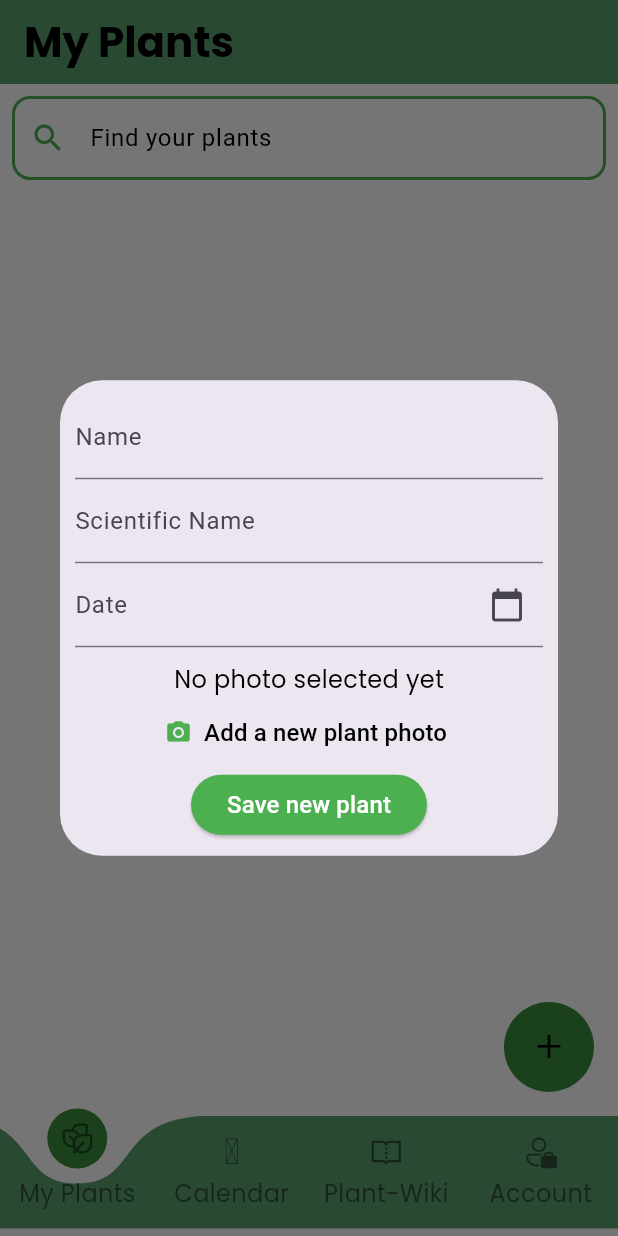
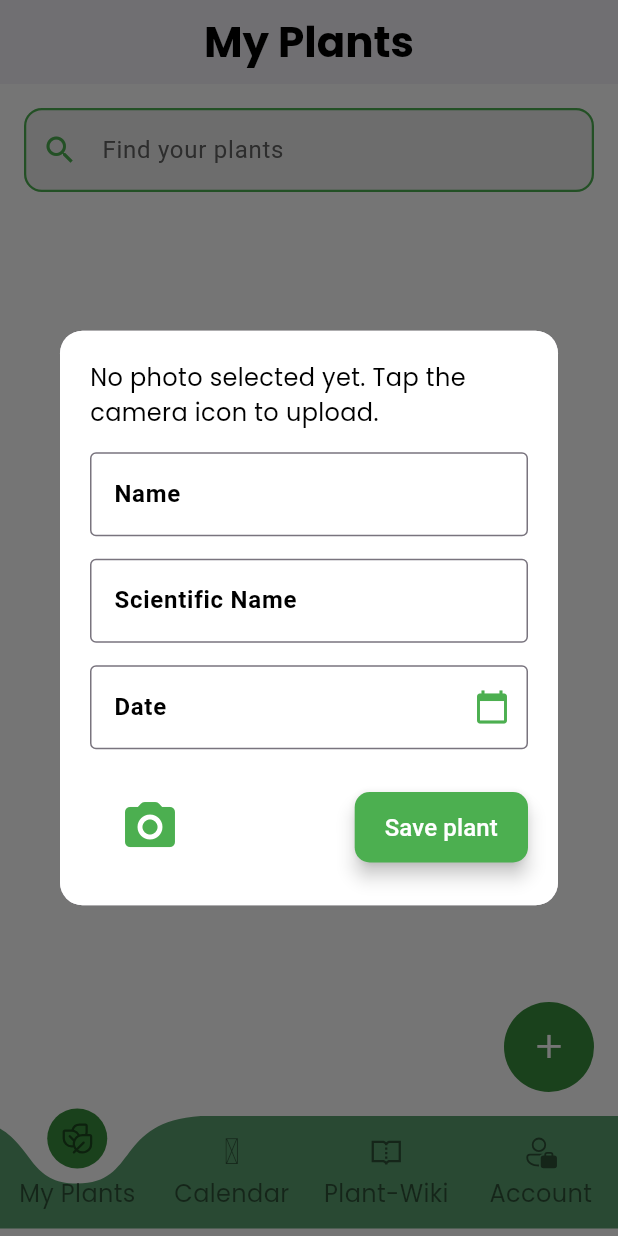
Before and after one commit to GeroStoewe/plant_friends, a Flutter app: the screen it shows after launch, after a tap on an icon or button, on a phone screen of 412 x 824 dp. Run offline on Flutter 3.47's test engine with Material 3 defaults, Android fonts, the phone set to English and light mode, and no system bars; drawn by our look-alikes of curved_labeled_navigation_bar; our stand-ins replace auto_size_text, cloud_firestore, firebase_core, firebase_database, firebase_messaging, firebase_storage and 4 more; accounts and stored records are empty.

Commit message:
- copied aylin's my-plant-page changes onto this branch

```diff
--- a/lib/plants/my_plants_page.dart
+++ b/lib/plants/my_plants_page.dart
@@ -7,6 +7,7 @@ import 'package:flutter/material.dart';
 import 'package:image_picker/image_picker.dart';
 
 import 'package:intl/intl.dart';
+// import 'package:permission_handler/permission_handler.dart'; //optional
 import 'my_plants_details_page.dart';
 import 'package:fluentui_system_icons/fluentui_system_icons.dart';
 
@@ -100,7 +101,7 @@ class _MyPlantsPageState extends State<MyPlantsPage> {
               mainAxisSize: MainAxisSize.min,
               children: [
                 const Text(
-                  "Choose Image Source",
+                  "Choose image source",
                   style: TextStyle(
                     fontSize: 18,
                     fontWeight: FontWeight.w600,
@@ -172,41 +173,40 @@ class _MyPlantsPageState extends State<MyPlantsPage> {
     );
   }
 
-
   Future<String?> _uploadImageToFirebase(File imageFile) async {
     try {
-      print("Upload startet...");
+      print("Upload started...");
 
-      // Erstelle einen einzigartigen Dateinamen für das Bild
+      // Create a unique filename for the image
       String fileName = DateTime.now().millisecondsSinceEpoch.toString();
       Reference ref = FirebaseStorage.instance.ref().child('plants/$fileName');
 
-      // Metadaten setzen (optional, aber empfohlen)
+      // Set metadata (optional, but recommended)
       final SettableMetadata metadata = SettableMetadata(
-        contentType: 'image/jpeg', // Stelle sicher, dass du den richtigen Content-Typ angibst
+        contentType: 'image/jpeg', // Make sure to specify the correct content type
       );
 
-      // Datei zu Firebase Storage hochladen mit Metadaten
+      // Upload the file to Firebase Storage with metadata
       UploadTask uploadTask = ref.putFile(imageFile, metadata);
 
-      // Uploadfortschritt überwachen (optional)
+      // Monitor upload progress (optional)
       uploadTask.snapshotEvents.listen((TaskSnapshot snapshot) {
         double progress = (snapshot.bytesTransferred / snapshot.totalBytes) * 100;
-        print("Uploadfortschritt: $progress%");
+        print("Upload progress: $progress%");
       });
 
-      // Warten, bis der Upload abgeschlossen ist
+      // Wait until the upload is complete
       await uploadTask;
 
-      // Download-URL abrufen und zurückgeben
+      // Retrieve and return the download URL
       String downloadUrl = await ref.getDownloadURL();
 
-      print("Upload abgeschlossen! Download-URL: $downloadUrl");
+      print("Upload completed! Download URL: $downloadUrl");
       return downloadUrl;
 
     } catch (e) {
-      print("Fehler beim Hochladen des Bildes: $e");
-      return null; // Gib null zurück, falls ein Fehler auftritt
+      print("Error uploading image: $e");
+      return null; // Return null if an error occurs
     }
   }
 
@@ -214,6 +214,7 @@ class _MyPlantsPageState extends State<MyPlantsPage> {
   Widget build(BuildContext context) {
     final theme = Theme.of(context);
     final isDarkMode = theme.brightness == Brightness.dark;
+
     return Scaffold(
       appBar: AppBar(
         title: Text(
@@ -221,23 +222,33 @@ class _MyPlantsPageState extends State<MyPlantsPage> {
           style: Theme
               .of(context)
               .textTheme
-              .headlineMedium,
+              .headlineMedium?.copyWith(
+            fontWeight: FontWeight.bold,
+            color: isDarkMode ? Colors.white : Colors.black,
           ),
+        ),
+        backgroundColor: isDarkMode ? Colors.black : Colors.white,
+        elevation: 2,
+        centerTitle: true,
       ),
       body: Column(
         children: [
-          Padding(padding: const EdgeInsets.all(8.0),
+          Padding(padding: const EdgeInsets.all(16.0),
             child: TextField(
               controller: _searchController,
               decoration: InputDecoration(
                 labelText: "Find your plants",
                 labelStyle: TextStyle(
-                    color: isDarkMode ? Colors.white : Colors.black),
+                  color: isDarkMode ? Colors.grey.shade300 : Colors.grey.shade700,
+                  fontSize: 16,
+                ),
                 prefixIcon: const Icon(Icons.search, color: Colors.green),
+                filled: true,
+                fillColor: isDarkMode ? Colors.grey.shade800 : Colors.grey.shade200,
                 enabledBorder: OutlineInputBorder(
-                  borderSide: const BorderSide(
-                      color: Colors.green,
-                      width: 2.0
+                  borderSide: BorderSide(
+                      color: isDarkMode ? Colors.grey.shade700 : Colors.green,
+                      width: 1.5
                   ),
                   borderRadius: BorderRadius.circular(12.0),
                 ),
@@ -249,17 +260,29 @@ class _MyPlantsPageState extends State<MyPlantsPage> {
                   ),
                   borderRadius: BorderRadius.circular(12.0),
                 ),
+                contentPadding: const EdgeInsets.symmetric(vertical: 16.0, horizontal: 12.0),
               ),
             ),
           ),
           Expanded(
             child: filteredPlantList.isEmpty
-                ? const Center(
-                child: Text("No plants available to be searched"))
+                ? Center(
+              child: Text(
+                "No plants available to be searched",
+                style: theme.textTheme.bodyLarge?.copyWith(
+                  color: isDarkMode ? Colors.white : Colors.black,
+                  fontSize: 16,
+                ),
+              ),
+            )
                 : ListView.builder(
               itemCount: filteredPlantList.length,
+              padding: const EdgeInsets.symmetric(horizontal: 16.0),
               itemBuilder: (context, index) {
-                return plantWidget(filteredPlantList[index]);
+                return Padding(
+                  padding: const EdgeInsets.only(bottom: 12.0),
+                  child: plantWidget(filteredPlantList[index]),
+                );
               },
             ),
           )
@@ -272,17 +295,17 @@ class _MyPlantsPageState extends State<MyPlantsPage> {
         child: Container(
           width: 60,
           height: 60,
-          decoration: const BoxDecoration(
-            color: Color(0xFF388E3C),
+          decoration: BoxDecoration(
+            color: isDarkMode ? const Color(0xFF4CAF50) : const Color(0xFF388E3C),
             shape: BoxShape.circle,
           ),
-          child: const Center(
+          child: Center(
             child: Text(
               '+',
               style: TextStyle(
                 fontSize: 30,
                 fontWeight: FontWeight.w200,
-                color: Colors.black,
+                color: isDarkMode ? Colors.black : Colors.white,
               ),
             ),
           ),
@@ -299,79 +322,137 @@ class _MyPlantsPageState extends State<MyPlantsPage> {
       context: context,
       builder: (BuildContext dialogContext) {
         return StatefulBuilder(
-          builder: (context, setState) {  // Use StatefulBuilder to allow setState within the dialog
+          builder: (context, setState) {
             return Dialog(
+              shape: RoundedRectangleBorder(
+                borderRadius: BorderRadius.circular(15.0), // Rounded corners for modern look
+              ),
               child: Container(
-                padding: const EdgeInsets.all(10),
+                padding: const EdgeInsets.all(20),
+                decoration: BoxDecoration(
+                  color: isDarkMode ? const Color(0xFF1E1E1E) : Colors.white, // Adapt to theme
+                  borderRadius: BorderRadius.circular(15.0), // Consistent rounded corners
+                ),
+                child: SingleChildScrollView(
                   child: Column(
                     mainAxisSize: MainAxisSize.min,
+                    crossAxisAlignment: CrossAxisAlignment.start,
                     children: [
+                      // Show the selected image immediately after selection
+                      _plantImage != null
+                          ? ClipRRect(
+                        borderRadius: BorderRadius.circular(10), // Rounded corners for image
+                        child: Image.file(
+                          _plantImage!,
+                          height: 200,
+                          width: double.infinity, // Make image responsive
+                          fit: BoxFit.cover,
+                        ),
+                      )
+                          : Text(
+                        "No photo selected yet. Tap the camera icon to upload.",
+                        style: TextStyle(
+                          fontSize: 16.0,
+                          color: isDarkMode ? Colors.grey : Colors.black,
+                        ),
+                      ),
+                      const SizedBox(height: 15),
+
+                      // Modern spacing and styling for input fields
                       TextField(
                         controller: _edtNameController,
-                      decoration: const InputDecoration(labelText: "Name"),
+                        decoration: InputDecoration(
+                          labelText: "Name",
+                          labelStyle: TextStyle(
+                            fontWeight: FontWeight.bold, // Bold label for modern feel
+                            color: isDarkMode ? Colors.white : Colors.black,
                           ),
+                          border: const OutlineInputBorder(),
+                          focusedBorder: const OutlineInputBorder(
+                            borderSide: BorderSide(color: Colors.green, width: 2.0),
+                          ),
+                        ),
+                      ),
+                      const SizedBox(height: 15),
                       TextField(
                         controller: _edtScienceNameController,
-                      decoration:
-                      const InputDecoration(labelText: "Scientific Name"),
+                        decoration: InputDecoration(
+                          labelText: "Scientific Name",
+                          labelStyle: TextStyle(
+                            fontWeight: FontWeight.bold,
+                            color: isDarkMode ? Colors.white : Colors.black,
                           ),
+                          border: const OutlineInputBorder(),
+                          focusedBorder: const OutlineInputBorder(
+                            borderSide: BorderSide(color: Colors.green, width: 2.0),
+                          ),
+                        ),
+                      ),
+                      const SizedBox(height: 15),
                       GestureDetector(
                         onTap: () => _selectDate(context),
                         child: AbsorbPointer(
                           child: TextField(
                             controller: _edtDateController,
-                          decoration: const InputDecoration(
+                            decoration: InputDecoration(
                               labelText: "Date",
-                            suffixIcon: Icon(Icons.calendar_today),
+                              labelStyle: TextStyle(
+                                fontWeight: FontWeight.bold,
+                                color: isDarkMode ? Colors.white : Colors.black,
+                              ),
+                              border: const OutlineInputBorder(),
+                              focusedBorder: const OutlineInputBorder(
+                                borderSide: BorderSide(color: Colors.green, width: 2.0),
+                              ),
+                              suffixIcon: Icon(
+                                Icons.calendar_today,
+                                color: isDarkMode ? Colors.grey : Colors.green, // Modern icon coloring
                               ),
                             ),
                           ),
                         ),
-                    const SizedBox(height: 10),
-                    // Show the selected image immediately after selection
-                    _plantImage != null
-                        ? Image.file(
-                      _plantImage!,
-                      height: 200,
-                    )
-                        : Text(
-                      "No photo selected yet",
-                      style: TextStyle(
-                        fontSize: 16.0,
-                        color: isDarkMode ? Colors.grey : Colors.black,
+                      ),
+                      const SizedBox(height: 20),
+
+                      // Row containing the Add photo and Save buttons
+                      Row(
+                        mainAxisAlignment: MainAxisAlignment.spaceBetween, // Space out buttons
+                        children: [
+                          Flexible(
+                            child:
+                            // Add a new plant photo button
+                            TextButton(
+                              onPressed: () async {
+                                await _pickImage();
+                                setState(() {}); // Rebuild when image is selected
+                              },
+                              style: TextButton.styleFrom(
+                                padding: const EdgeInsets.symmetric(vertical: 12, horizontal: 20), // Modern padding
+                                shape: RoundedRectangleBorder(
+                                  borderRadius: BorderRadius.circular(12.0),
+                                ),
+                                foregroundColor: isDarkMode ? Colors.grey : Colors.green,
+                              ),
+                              child: Icon(
+                                Icons.camera_alt_rounded,
+                                size: 40,
+                                color: isDarkMode ? Colors.grey : Colors.green, // Icon adapts to theme
                               ),
                             ),
-                    TextButton.icon(
+                          ),
+                          const SizedBox(width: 10),
+                          Flexible(
+                            child: ElevatedButton(
                               onPressed: () async {
-                        await _pickImage();
-                        setState(() {});  // Rebuild the dialog when the image is selected
-                      },
-                      icon: const Icon(Icons.camera_alt_rounded),
-                      label: Text(
-                        "Add a new plant photo",
-                        style: TextStyle(
-                          fontSize: 16.0,
-                          color: isDarkMode ? Colors.grey : Colors.black,
-                        ),
-                      ),
-                      style: TextButton.styleFrom(
-                        foregroundColor:
-                        isDarkMode ? Colors.grey : Colors.green,
-                      ),
-                    ),
-                    ElevatedButton(
-                      onPressed: () async {
-                        // Upload the image to Firebase and get the URL
                                 String? imageUrl = "";
                                 if (_plantImage != null) {
                                   imageUrl = await _uploadImageToFirebase(_plantImage!);
 
-                          // Save plant details to Firebase Realtime Database
                                   Map<String, dynamic> data = {
                                     "name": _edtNameController.text,
                                     "science_name": _edtScienceNameController.text,
                                     "date": _edtDateController.text,
-                            "image_url": imageUrl, // Include the image URL
+                                    "image_url": imageUrl,
                                   };
 
                                   dbRef.child("Plants").push().set(data).then((value) {
@@ -379,33 +460,43 @@ class _MyPlantsPageState extends State<MyPlantsPage> {
                                       Navigator.of(context).pop();
                                       ScaffoldMessenger.of(context).showSnackBar(
                                         const SnackBar(
-                                    content: Text(
-                                        "Plant details updated successfully")),
+                                          content: Text("Plant details updated successfully"),
+                                        ),
                                       );
                                     }
                                   }).catchError((error) {
                                     if (mounted) {
                                       ScaffoldMessenger.of(context).showSnackBar(
                                         SnackBar(
-                                    content: Text(
-                                        "Failed to update plant details: $error")),
+                                          content: Text("Failed to update plant details: $error"),
+                                        ),
                                       );
                                     }
                                   });
                                 }
                               },
                               style: ElevatedButton.styleFrom(
+                                padding: const EdgeInsets.symmetric(vertical: 12, horizontal: 20), // Modern button padding
+                                shape: RoundedRectangleBorder(
+                                  borderRadius: BorderRadius.circular(10), // Rounded button corners
+                                ),
                                 foregroundColor: Colors.white,
                                 backgroundColor: isDarkMode
                                     ? Colors.grey.shade600
                                     : Colors.green,
+                                elevation: 5, // Button color adapted to theme
                               ),
                               child: const Text(
-                        "Save new plant",
+                                "Save plant",
                                 style: TextStyle(fontSize: 16.0),
+                                textAlign: TextAlign.center,
+                              ),
                             ),
                           ),
                         ],
+                      ),
+                    ],
+                  ),
                 ),
               ),
             );
@@ -415,13 +506,23 @@ class _MyPlantsPageState extends State<MyPlantsPage> {
     );
   }
 
-
   Future<void> _selectDate(BuildContext context) async {
     final DateTime? selectedDate = await showDatePicker(
       context: context,
       initialDate: DateTime.now(),
       firstDate: DateTime(1900),
       lastDate: DateTime(2100),
+      builder: (BuildContext context, Widget? child) {
+        return Theme(
+          data: ThemeData.light().copyWith(
+            primaryColor: Colors.green,
+            hintColor: Colors.green,
+            colorScheme: const ColorScheme.light(primary: Colors.green),
+            buttonTheme: const ButtonThemeData(textTheme: ButtonTextTheme.primary),
+          ),
+          child: child ?? Container(),
+        );
+      },
     );
 
     if (selectedDate != null) {
@@ -563,6 +664,3 @@ class _MyPlantsPageState extends State<MyPlantsPage> {
   }
 }
 /// TODO: change the structure of code according to OOP
-/// TODO: photo upload should be optional
-/// DONE TODO: color of plant widget for dark mode
-/// Done TODO: color of plant dialog modified for dark mode and light mode
```
Lines whose indentation alone changed are shown as unchanged.
